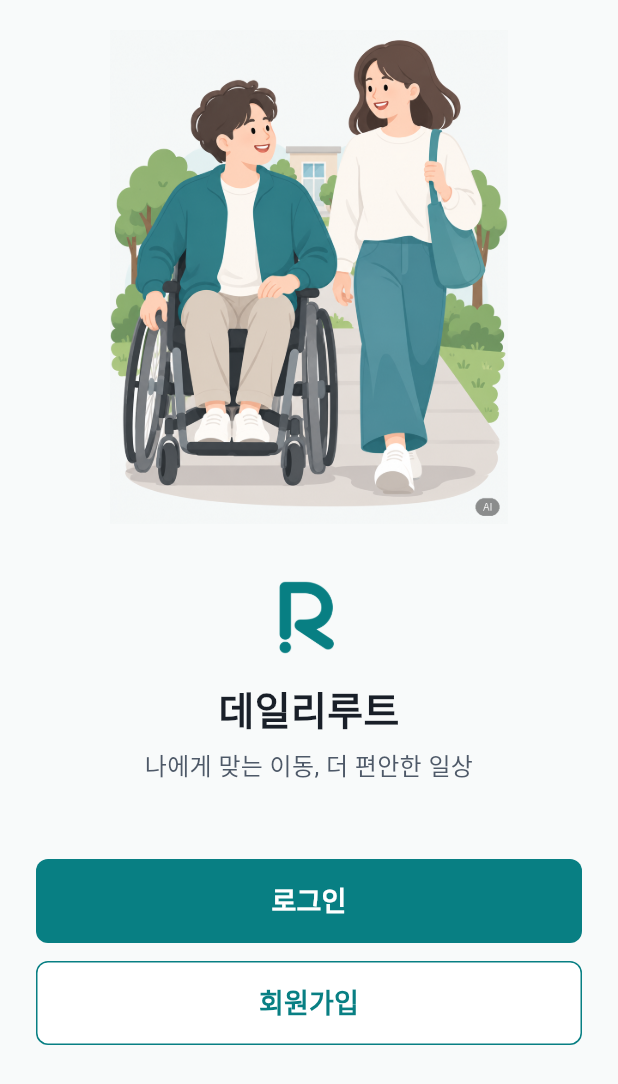
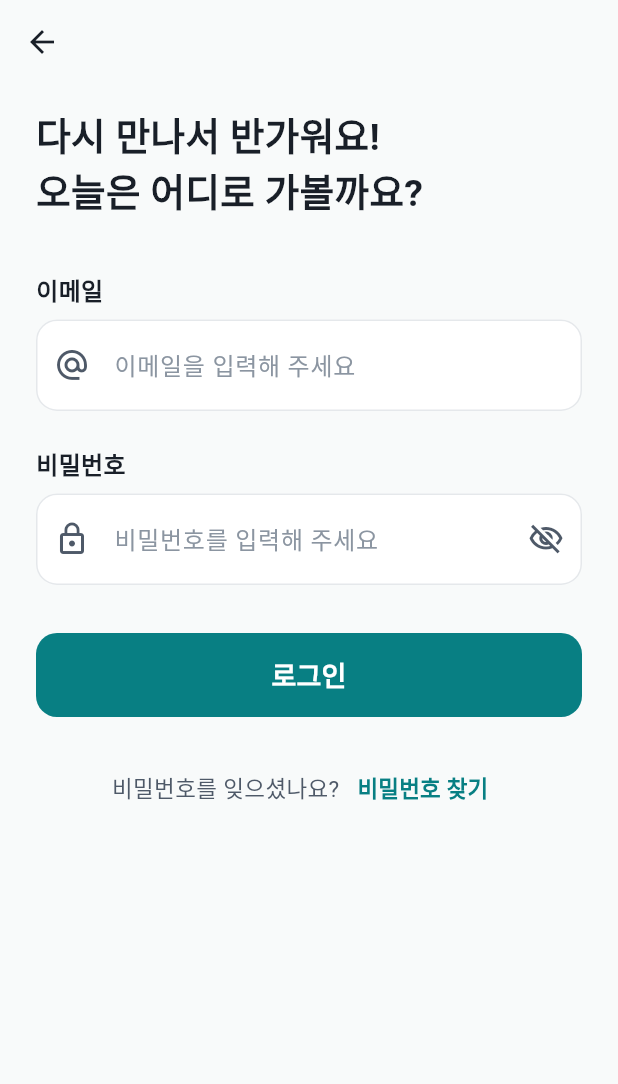
Before and after one commit to sky688372-wq/daily_route, a Flutter app: the screen it shows after launch, after a tap on "로그인", on a phone screen of 412 x 824 dp. Shown: the top 1084 px of the screen. Run offline on Flutter 3.47's test engine with Material 3 defaults, Android fonts, the phone set to English and light mode, and no system bars.

Commit message:
feat: 로그인 화면 제작 및 웰컴 화면과 연결

```diff
--- /dev/null
+++ b/lib/screen/auth/login_screen.dart
@@ -0,0 +1,259 @@
+import 'package:daily_route/core/theme/app_color.dart';
+import 'package:flutter/material.dart';
+
+class LoginScreen extends StatefulWidget {
+  const LoginScreen({super.key});
+
+  @override
+  State<LoginScreen> createState() => _LoginScreenState();
+}
+
+class _LoginScreenState extends State<LoginScreen> {
+  // 입력 컨트롤러
+  final TextEditingController _emailCtrl = TextEditingController();
+  final TextEditingController _passwordCtrl = TextEditingController();
+
+  // 비밀번호 숨김 여부
+  bool _obscurePassword = true;
+
+  @override
+  void dispose() {
+    _emailCtrl.dispose();
+    _passwordCtrl.dispose();
+    super.dispose();
+  }
+
+  @override
+  Widget build(BuildContext context) {
+    return Scaffold(
+      // 뒤로 가기용 앱바
+      appBar: AppBar(
+        backgroundColor: AppColor.background,
+        foregroundColor: AppColor.textPrimary,
+        surfaceTintColor: Colors.transparent,
+        elevation: 0,
+      ),
+
+      backgroundColor: AppColor.background,
+      body: SafeArea(
+        child: SingleChildScrollView(
+          child: Padding(
+            padding: const EdgeInsets.symmetric(horizontal: 24),
+            child: Column(
+              mainAxisAlignment: MainAxisAlignment.start,
+              crossAxisAlignment: CrossAxisAlignment.start,
+              children: [
+                const SizedBox(height: 16),
+
+                // 1. 로그인 환영 문구
+                const Text(
+                  '다시 만나서 반가워요!\n오늘은 어디로 가볼까요?',
+                  textAlign: TextAlign.start,
+                  style: TextStyle(
+                    fontSize: 25,
+                    fontWeight: FontWeight.bold,
+                    color: AppColor.textPrimary,
+                    height: 1.4,
+                  ),
+                ),
+
+                const SizedBox(height: 36),
+
+                // 2. 이메일 입력 텍스트 필드
+                const Padding(
+                  padding: EdgeInsets.only(bottom: 8),
+                  child: Text(
+                    '이메일',
+                    style: TextStyle(
+                      fontSize: 16,
+                      fontWeight: FontWeight.w600,
+                      color: AppColor.textPrimary,
+                    ),
+                  ),
+                ),
+
+                TextField(
+                  keyboardType: TextInputType.emailAddress,
+                  textInputAction: TextInputAction.next,
+                  controller: _emailCtrl,
+                  autocorrect: false,
+                  enableSuggestions: false,
+                  style: const TextStyle(
+                    fontSize: 16,
+                    color: AppColor.textPrimary,
+                  ),
+                  decoration: InputDecoration(
+                    prefixIcon: const Icon(
+                      Icons.alternate_email_outlined,
+                      color: AppColor.textSecondary,
+                    ),
+                    hintText: '이메일을 입력해 주세요',
+                    hintStyle: const TextStyle(
+                      color: AppColor.hint,
+                    ),
+                    filled: true,
+                    fillColor: AppColor.inputBackground,
+                    contentPadding: const EdgeInsets.symmetric(
+                      horizontal: 16,
+                      vertical: 18,
+                    ),
+                    enabledBorder: OutlineInputBorder(
+                      borderRadius: BorderRadius.circular(14),
+                      borderSide: const BorderSide(
+                        color: AppColor.inputBorder,
+                      ),
+                    ),
+                    focusedBorder: OutlineInputBorder(
+                      borderRadius: BorderRadius.circular(14),
+                      borderSide: const BorderSide(
+                        color: AppColor.inputFocusedBorder,
+                        width: 2,
+                      ),
+                    ),
+                  ),
+                ),
+
+                const SizedBox(height: 24),
+
+                // 3. 비밀번호 입력 텍스트 필드
+                const Padding(
+                  padding: EdgeInsets.only(bottom: 8),
+                  child: Text(
+                    '비밀번호',
+                    style: TextStyle(
+                      fontSize: 16,
+                      fontWeight: FontWeight.w600,
+                      color: AppColor.textPrimary,
+                    ),
+                  ),
+                ),
+
+                TextField(
+                  keyboardType: TextInputType.visiblePassword,
+                  textInputAction: TextInputAction.done,
+                  controller: _passwordCtrl,
+                  obscureText: _obscurePassword,
+                  autocorrect: false,
+                  enableSuggestions: false,
+                  style: const TextStyle(
+                    fontSize: 16,
+                    color: AppColor.textPrimary,
+                  ),
+                  decoration: InputDecoration(
+                    prefixIcon: const Icon(
+                      Icons.lock_outline,
+                      color: AppColor.textSecondary,
+                    ),
+                    suffixIcon: IconButton(
+                      tooltip: _obscurePassword
+                          ? '비밀번호 표시'
+                          : '비밀번호 숨기기',
+                      onPressed: () {
+                        setState(() {
+                          _obscurePassword = !_obscurePassword;
+                        });
+                      },
+                      icon: Icon(
+                        _obscurePassword
+                            ? Icons.visibility_off_outlined
+                            : Icons.visibility_outlined,
+                        color: AppColor.textSecondary,
+                      ),
+                    ),
+                    hintText: '비밀번호를 입력해 주세요',
+                    hintStyle: const TextStyle(
+                      color: AppColor.hint,
+                    ),
+                    filled: true,
+                    fillColor: AppColor.inputBackground,
+                    contentPadding: const EdgeInsets.symmetric(
+                      horizontal: 16,
+                      vertical: 18,
+                    ),
+                    enabledBorder: OutlineInputBorder(
+                      borderRadius: BorderRadius.circular(14),
+                      borderSide: const BorderSide(
+                        color: AppColor.inputBorder,
+                      ),
+                    ),
+                    focusedBorder: OutlineInputBorder(
+                      borderRadius: BorderRadius.circular(14),
+                      borderSide: const BorderSide(
+                        color: AppColor.inputFocusedBorder,
+                        width: 2,
+                      ),
+                    ),
+                  ),
+                ),
+
+                const SizedBox(height: 32),
+
+                // 4. 로그인 버튼
+                SizedBox(
+                  width: double.infinity,
+                  height: 56,
+                  child: ElevatedButton(
+                    style: ElevatedButton.styleFrom(
+                      backgroundColor: AppColor.primary,
+                      foregroundColor: AppColor.onPrimary,
+                      elevation: 0,
+                      shape: RoundedRectangleBorder(
+                        borderRadius: BorderRadius.circular(14),
+                      ),
+                    ),
+                    onPressed: () {
+                      FocusScope.of(context).unfocus();
+
+                      // todo: 입력값 확인 및 로그인 API 연결하기
+                    },
+                    child: const Text(
+                      '로그인',
+                      style: TextStyle(
+                        fontSize: 18,
+                        fontWeight: FontWeight.bold,
+                      ),
+                    ),
+                  ),
+                ),
+
+                const SizedBox(height: 24),
+
+                // 5. 회원가입 화면 이동
+                Row(
+                  mainAxisAlignment: MainAxisAlignment.center,
+                  children: [
+                    const Text(
+                      '비밀번호를 잊으셨나요?',
+                      style: TextStyle(
+                        fontSize: 15,
+                        color: AppColor.textSecondary,
+                      ),
+                    ),
+
+                    TextButton(
+                      style: TextButton.styleFrom(
+                        foregroundColor: AppColor.primary,
+                      ),
+                      onPressed: () {
+                        // todo: 비밀번호 찾기 화면으로 이동하기
+                      },
+                      child: const Text(
+                        '비밀번호 찾기',
+                        style: TextStyle(
+                          fontSize: 15,
+                          fontWeight: FontWeight.bold,
+                        ),
+                      ),
+                    ),
+                  ],
+                ),
+
+                const SizedBox(height: 24),
+              ],
+            ),
+          ),
+        ),
+      ),
+    );
+  }
+}
--- a/lib/screen/auth/welcome_screen.dart
+++ b/lib/screen/auth/welcome_screen.dart
@@ -1,4 +1,5 @@
 import 'package:daily_route/core/theme/app_color.dart';
+import 'package:daily_route/screen/auth/login_screen.dart';
 import 'package:flutter/material.dart';
 
 class WelcomeScreen extends StatefulWidget {
@@ -35,11 +36,7 @@ class _WelcomeScreenState extends State<WelcomeScreen> {
               const SizedBox(height: 16),
 
               // 2. 앱 로고와 이름
-              Image.asset(
-                'assets/logo/app_symbol.png',
-                width: 88,
-                height: 88,
-              ),
+              Image.asset('assets/logo/app_symbol.png', width: 88, height: 88),
 
               const Text(
                 '데일리루트',
@@ -55,10 +52,7 @@ class _WelcomeScreenState extends State<WelcomeScreen> {
               const Text(
                 '나에게 맞는 이동, 더 편안한 일상',
                 textAlign: TextAlign.center,
-                style: TextStyle(
-                  color: AppColor.textSecondary,
-                  fontSize: 16,
-                ),
+                style: TextStyle(color: AppColor.textSecondary, fontSize: 16),
               ),
 
               const SizedBox(height: 50),
@@ -77,14 +71,16 @@ class _WelcomeScreenState extends State<WelcomeScreen> {
                     ),
                   ),
                   onPressed: () {
-                    // todo: 이메일 로그인 화면으로 이동하기
+                    Navigator.push(
+                      context,
+                      MaterialPageRoute(
+                        builder: (context) => const LoginScreen(),
+                      ),
+                    );
                   },
                   child: const Text(
                     '로그인',
-                    style: TextStyle(
-                      fontSize: 18,
-                      fontWeight: FontWeight.bold,
-                    ),
+                    style: TextStyle(fontSize: 18, fontWeight: FontWeight.bold),
                   ),
                 ),
               ),
@@ -99,9 +95,7 @@ class _WelcomeScreenState extends State<WelcomeScreen> {
                   style: OutlinedButton.styleFrom(
                     backgroundColor: AppColor.surface,
                     foregroundColor: AppColor.primary,
-                    side: const BorderSide(
-                      color: AppColor.primary,
-                    ),
+                    side: const BorderSide(color: AppColor.primary),
                     shape: RoundedRectangleBorder(
                       borderRadius: BorderRadius.circular(8),
                     ),
@@ -111,10 +105,7 @@ class _WelcomeScreenState extends State<WelcomeScreen> {
                   },
                   child: const Text(
                     '회원가입',
-                    style: TextStyle(
-                      fontSize: 18,
-                      fontWeight: FontWeight.bold,
-                    ),
+                    style: TextStyle(fontSize: 18, fontWeight: FontWeight.bold),
                   ),
                 ),
               ),
```
